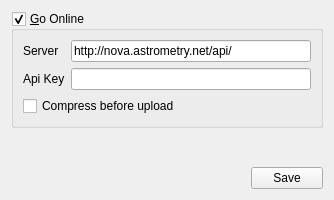
Qt form gui/setting_astrometrynet.ui (myrafproject/myrafproject) before a commit.
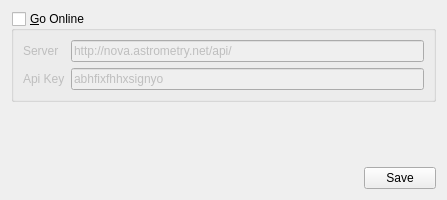
The same form after that commit.

Commit message: Astrometry.net online and ofline works completely

What changed in the file:
```diff
--- a/gui/setting_astrometrynet.ui
+++ b/gui/setting_astrometrynet.ui
@@ -6,7 +6,7 @@
    <rect>
     <x>0</x>
     <y>0</y>
-    <width>334</width>
+    <width>447</width>
     <height>200</height>
    </rect>
   </property>
@@ -28,7 +28,17 @@
      <property name="checkable">
       <bool>true</bool>
      </property>
+     <property name="checked">
+      <bool>false</bool>
+     </property>
      <layout class="QGridLayout" name="gridLayout_21">
+      <item row="1" column="1">
+       <widget class="QLineEdit" name="setting_astrometry_online_apikey">
+        <property name="text">
+         <string>abhfixfhhxsignyo</string>
+        </property>
+       </widget>
+      </item>
       <item row="1" column="0">
        <widget class="QLabel" name="label_73">
         <property name="text">
@@ -50,16 +60,6 @@
         </property>
        </widget>
       </item>
-      <item row="1" column="1">
-       <widget class="QLineEdit" name="setting_astrometry_online_apikey"/>
-      </item>
-      <item row="2" column="0" colspan="2">
-       <widget class="QCheckBox" name="setting_astrometry_online_compress">
-        <property name="text">
-         <string>Compress before upload</string>
-        </property>
-       </widget>
-      </item>
      </layout>
     </widget>
    </item>
```
The commit also changes 5 other files.
